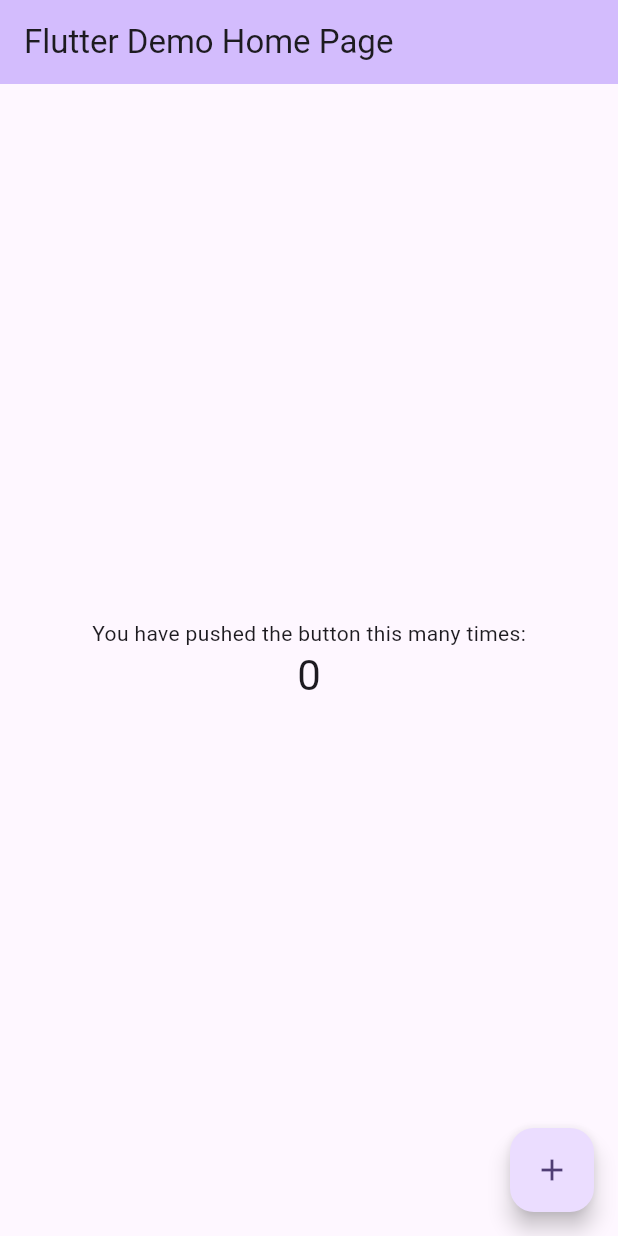
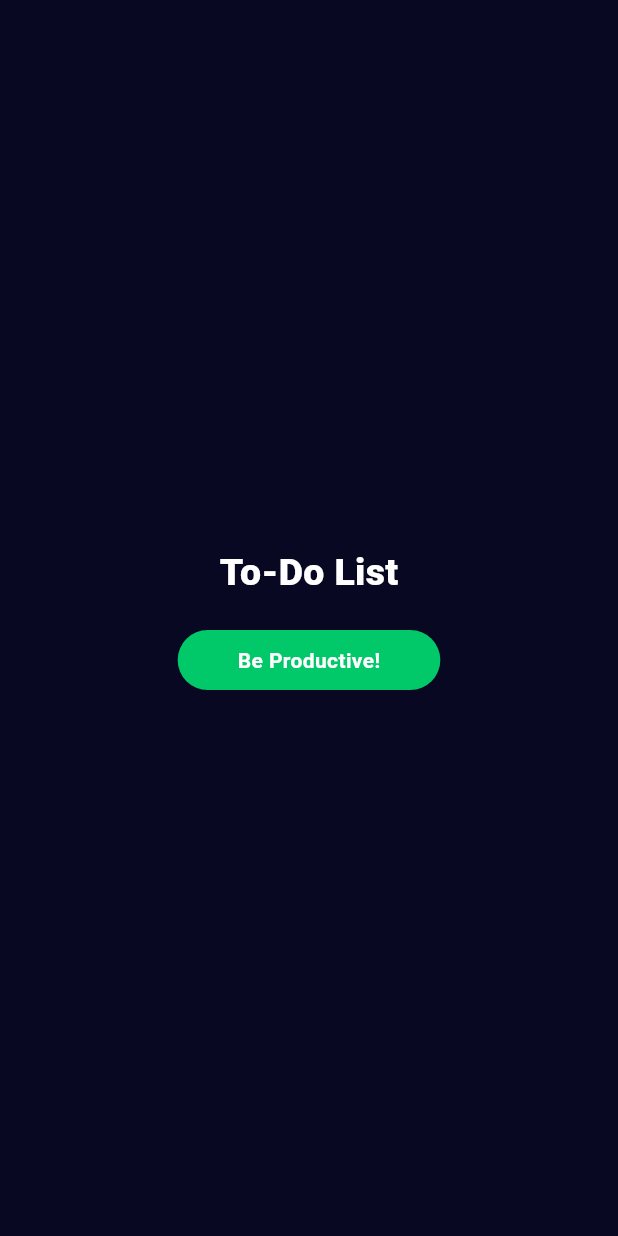
Before and after one commit to CodeIE000/To_Do_List, a Flutter app: the screen it shows after launch, on a phone screen of 412 x 824 dp. Run offline on Flutter 3.47's test engine with Material 3 defaults, Android fonts, the phone set to English and light mode, and no system bars.

Commit message:
asdasdasdasdasdasdasdasdasdasdasdasdasdasdasdasdasdasdasdasdasdasdasdasdasdasdasdasdasdasdasdasdasdasdasdasdasdasdasdasdasdasdadsasdasdasdasdasdasdasdasdasdasd asdasd

```diff
--- a/lib/main.dart
+++ b/lib/main.dart
@@ -1,125 +1,9 @@
 import 'package:flutter/material.dart';
+import 'package:todolist_app/pages/introduction.dart';
 
-void main() {
-  runApp(const MyApp());
-}
-
-class MyApp extends StatelessWidget {
-  const MyApp({super.key});
-
-  // This widget is the root of your application.
-  @override
-  Widget build(BuildContext context) {
-    return MaterialApp(
-      title: 'Flutter Demo',
-      theme: ThemeData(
-        // This is the theme of your application.
-        //
-        // TRY THIS: Try running your application with "flutter run". You'll see
-        // the application has a blue toolbar. Then, without quitting the app,
-        // try changing the seedColor in the colorScheme below to Colors.green
-        // and then invoke "hot reload" (save your changes or press the "hot
-        // reload" button in a Flutter-supported IDE, or press "r" if you used
-        // the command line to start the app).
-        //
-        // Notice that the counter didn't reset back to zero; the application
-        // state is not lost during the reload. To reset the state, use hot
-        // restart instead.
-        //
-        // This works for code too, not just values: Most code changes can be
-        // tested with just a hot reload.
-        colorScheme: ColorScheme.fromSeed(seedColor: Colors.deepPurple),
-        useMaterial3: true,
+void main() => runApp(
+      MaterialApp(
+        debugShowCheckedModeBanner: false,
+        home: Introduction(),
       ),
-      home: const MyHomePage(title: 'Flutter Demo Home Page'),
     );
-  }
-}
-
-class MyHomePage extends StatefulWidget {
-  const MyHomePage({super.key, required this.title});
-
-  // This widget is the home page of your application. It is stateful, meaning
-  // that it has a State object (defined below) that contains fields that affect
-  // how it looks.
-
-  // This class is the configuration for the state. It holds the values (in this
-  // case the title) provided by the parent (in this case the App widget) and
-  // used by the build method of the State. Fields in a Widget subclass are
-  // always marked "final".
-
-  final String title;
-
-  @override
-  State<MyHomePage> createState() => _MyHomePageState();
-}
-
-class _MyHomePageState extends State<MyHomePage> {
-  int _counter = 0;
-
-  void _incrementCounter() {
-    setState(() {
-      // This call to setState tells the Flutter framework that something has
-      // changed in this State, which causes it to rerun the build method below
-      // so that the display can reflect the updated values. If we changed
-      // _counter without calling setState(), then the build method would not be
-      // called again, and so nothing would appear to happen.
-      _counter++;
-    });
-  }
-
-  @override
-  Widget build(BuildContext context) {
-    // This method is rerun every time setState is called, for instance as done
-    // by the _incrementCounter method above.
-    //
-    // The Flutter framework has been optimized to make rerunning build methods
-    // fast, so that you can just rebuild anything that needs updating rather
-    // than having to individually change instances of widgets.
-    return Scaffold(
-      appBar: AppBar(
-        // TRY THIS: Try changing the color here to a specific color (to
-        // Colors.amber, perhaps?) and trigger a hot reload to see the AppBar
-        // change color while the other colors stay the same.
-        backgroundColor: Theme.of(context).colorScheme.inversePrimary,
-        // Here we take the value from the MyHomePage object that was created by
-        // the App.build method, and use it to set our appbar title.
-        title: Text(widget.title),
-      ),
-      body: Center(
-        // Center is a layout widget. It takes a single child and positions it
-        // in the middle of the parent.
-        child: Column(
-          // Column is also a layout widget. It takes a list of children and
-          // arranges them vertically. By default, it sizes itself to fit its
-          // children horizontally, and tries to be as tall as its parent.
-          //
-          // Column has various properties to control how it sizes itself and
-          // how it positions its children. Here we use mainAxisAlignment to
-          // center the children vertically; the main axis here is the vertical
-          // axis because Columns are vertical (the cross axis would be
-          // horizontal).
-          //
-          // TRY THIS: Invoke "debug painting" (choose the "Toggle Debug Paint"
-          // action in the IDE, or press "p" in the console), to see the
-          // wireframe for each widget.
-          mainAxisAlignment: MainAxisAlignment.center,
-          children: <Widget>[
-            const Text(
-              'You have pushed the button this many times:',
-            ),
-            Text(
-              '$_counter',
-              style: Theme.of(context).textTheme.headlineMedium,
-            ),
-          ],
-        ),
-      ),
-      floatingActionButton: FloatingActionButton(
-        onPressed: _incrementCounter,
-        tooltip: 'Increment',
-        child: const Icon(Icons.add),
-      ), // This trailing comma makes auto-formatting nicer for build methods.
-    );
-  }
-}
--- /dev/null
+++ b/lib/pages/home.dart
@@ -0,0 +1,19 @@
+import 'package:flutter/material.dart';
+
+class Home extends StatefulWidget {
+  const Home({super.key});
+
+  @override
+  State<Home> createState() => _HomeState();
+}
+
+class _HomeState extends State<Home> {
+  @override
+  Widget build(BuildContext context) {
+    return Scaffold(
+      appBar: AppBar(
+        title: Text("To-Do List"),
+      ),
+    );
+  }
+}
--- /dev/null
+++ b/lib/pages/introduction.dart
@@ -0,0 +1,50 @@
+import 'package:flutter/material.dart';
+import 'package:todolist_app/pages/home.dart';
+import 'package:todolist_app/theme/colors.dart';
+
+class Introduction extends StatefulWidget {
+  void Function()? onTap;
+  Introduction({super.key});
+
+  @override
+  State<Introduction> createState() => _IntroductionState();
+}
+
+class _IntroductionState extends State<Introduction> {
+  @override
+  Widget build(BuildContext context) {
+    return Scaffold(
+      backgroundColor: backgroundColor,
+      body: Center(
+          child: Column(
+        mainAxisAlignment: MainAxisAlignment.center,
+        children: [
+          const Text(
+            "To-Do List",
+            style: TextStyle(
+                color: Colors.white, fontSize: 25, fontWeight: FontWeight.w900),
+          ),
+          const SizedBox(height: 20),
+          GestureDetector(
+            onTap: () => Navigator.push(
+              context,
+              MaterialPageRoute(
+                builder: (context) => Home(),
+              ),
+            ),
+            child: Container(
+              padding: EdgeInsets.symmetric(horizontal: 40, vertical: 10),
+              decoration: BoxDecoration(
+                  color: objectGreen, borderRadius: BorderRadius.circular(20)),
+              child: Text(
+                "Be Productive!",
+                style:
+                    TextStyle(color: Colors.white, fontWeight: FontWeight.bold),
+              ),
+            ),
+          )
+        ],
+      )),
+    );
+  }
+}
--- /dev/null
+++ b/lib/theme/colors.dart
@@ -0,0 +1,4 @@
+import 'package:flutter/material.dart';
+
+var backgroundColor = Color.fromARGB(255, 8, 8, 34);
+var objectGreen = Color.fromARGB(255, 1, 200, 104);
```
